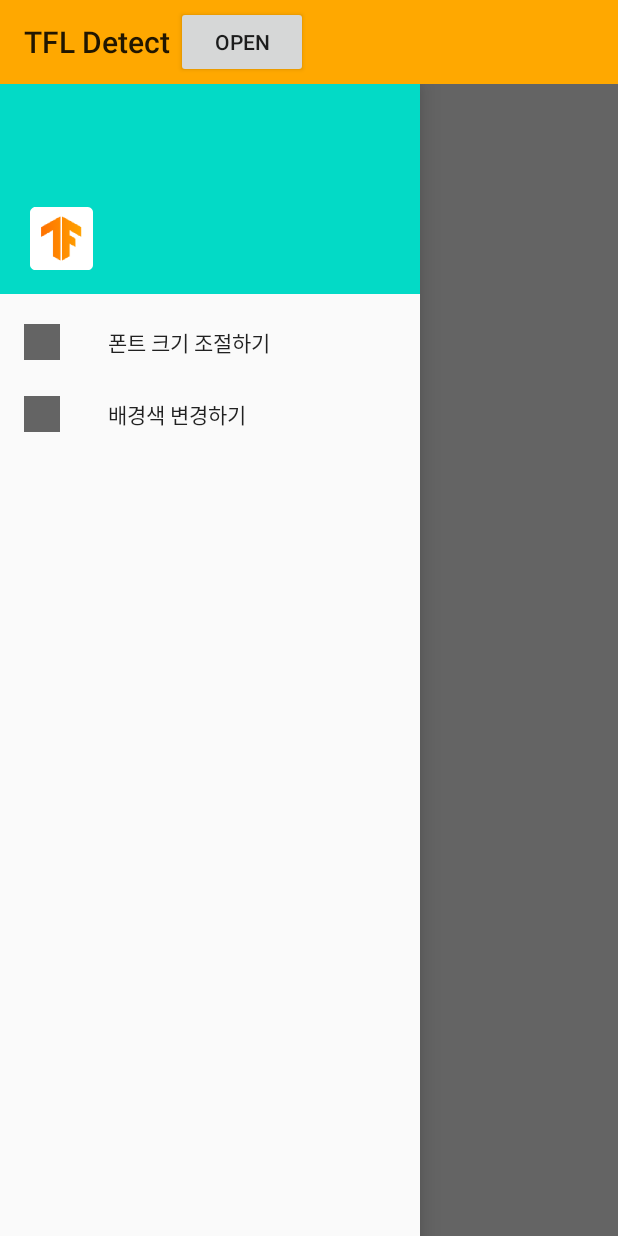
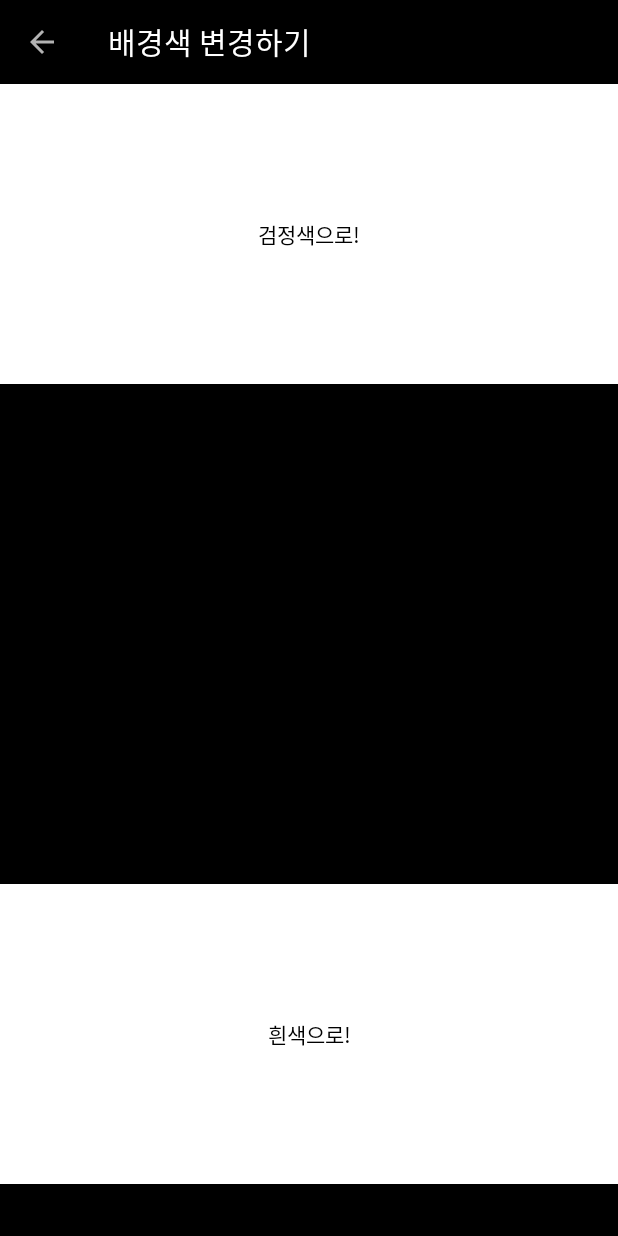
Before and after one commit to gmg0521/BusNumber, an Android app: the screen it shows after launch (DetectorActivity before the commit, settings_changeBG after it), in the side drawer, after a tap on "배경색 변경하기", on a phone screen of 412 x 824 dp. Run offline under Robolectric (Android 15) with nearby library versions, the phone set to English and light mode, and no system bars; libraries missing offline, so code that uses them is left out: com.googlecode.tesseract, org.opencv.android, org.opencv.core, org.opencv.imgproc; 10 statements that could not run were skipped.

Commit message:
AndroidManifest.xml 기본테마 검정으로 설정 CameraActivity.java 열기 버튼 -> drawer 햄버거 버튼으로 수정 settings_changeBG.java 배경화면 색 변경 액티비티 settings_fontSize.java 폰트 크기 변경 액티비티 set_change_bg.xml, set_font_size.xml 각 액티비티들의 xml

```diff
--- a/app/src/main/java/org/tensorflow/lite/examples/detection/CameraActivity.java
+++ b/app/src/main/java/org/tensorflow/lite/examples/detection/CameraActivity.java
@@ -17,8 +17,11 @@
 package org.tensorflow.lite.examples.detection;
 
 import android.Manifest;
+import android.app.Activity;
 import android.app.Fragment;
 import android.content.Context;
+import android.content.Intent;
+import android.content.SharedPreferences;
 import android.content.pm.PackageManager;
 import android.content.res.AssetManager;
 import android.graphics.Bitmap;
@@ -42,6 +45,7 @@ import android.os.Trace;
 
 import androidx.annotation.RequiresApi;
 import androidx.appcompat.app.ActionBar;
+import androidx.appcompat.app.ActionBarDrawerToggle;
 import androidx.appcompat.app.AppCompatActivity;
 import androidx.appcompat.widget.SwitchCompat;
 import androidx.appcompat.widget.Toolbar;
@@ -50,6 +54,7 @@ import android.speech.tts.TextToSpeech;
 import android.util.Log;
 import android.util.Size;
 import android.view.Gravity;
+import android.view.MenuItem;
 import android.view.Surface;
 import android.view.View;
 import android.view.ViewTreeObserver;
@@ -58,12 +63,15 @@ import android.widget.Button;
 import android.widget.CompoundButton;
 import android.widget.ImageView;
 import android.widget.LinearLayout;
+import android.widget.ListView;
 import android.widget.TextView;
 import android.widget.Toast;
 import androidx.annotation.NonNull;
+import androidx.core.view.GravityCompat;
 import androidx.drawerlayout.widget.DrawerLayout;
 
 import com.google.android.material.bottomsheet.BottomSheetBehavior;
+import com.google.android.material.navigation.NavigationView;
 import com.googlecode.tesseract.android.TessBaseAPI;
 
 import java.io.ByteArrayOutputStream;
@@ -89,7 +97,7 @@ import static android.speech.tts.TextToSpeech.ERROR;
 public abstract class CameraActivity extends AppCompatActivity
     implements OnImageAvailableListener,
         Camera.PreviewCallback,
-        CompoundButton.OnCheckedChangeListener,
+        CompoundButton.OnCheckedChangeListener, NavigationView.OnNavigationItemSelectedListener,
         View.OnClickListener {
   private static final Logger LOGGER = new Logger();
 
@@ -117,13 +125,28 @@ public abstract class CameraActivity extends AppCompatActivity
   // Google TTS
   private static TextToSpeech tts;
 
+  private ActionBarDrawerToggle mActionBarDrawerToggle;
+  private DrawerLayout mDrawerLayout;
 //  public TextView recognitionText;
+  MenuItem menuItem;
+  NavigationView mNavigationView;
+
+  public static Boolean isDarkT;
+  private SharedPreferences sp;
 
   @Override
   protected void onCreate(final Bundle savedInstanceState) {
+    sp = getSharedPreferences("sp", Activity.MODE_PRIVATE);
+    isDarkT = sp.getBoolean("isDark", true);
+    LOGGER.e("깜깜쓰 ? "+isDarkT);
+    setTheme (isDarkT? R.style.AppTheme_BBeono : R.style.AppTheme_WBeono);
+
     LOGGER.d("onCreate " + this);
     super.onCreate(null);
     setContentView(R.layout.tfe_od_activity_camera);
+    mNavigationView = (NavigationView) findViewById(R.id.nav_view);
+    mNavigationView.setNavigationItemSelectedListener(this);
+
     tts = new TextToSpeech(this, new TextToSpeech.OnInitListener() {
       @RequiresApi(api = Build.VERSION_CODES.LOLLIPOP)
       @Override
@@ -148,25 +171,14 @@ public abstract class CameraActivity extends AppCompatActivity
     });
 
     getWindow().addFlags(WindowManager.LayoutParams.FLAG_KEEP_SCREEN_ON);
+    mDrawerLayout = (DrawerLayout) findViewById(R.id.drawer) ;
 
     //툴바
     Toolbar toolbar = findViewById(R.id.toolbar);
     setSupportActionBar(toolbar);
     ActionBar actionBar = getSupportActionBar();
-    actionBar.setDisplayShowCustomEnabled(true);
-
-    //툴바의 열기버튼
-    Button buttonOpen = (Button) findViewById(R.id.open) ;
-    buttonOpen.setOnClickListener(new Button.OnClickListener() {
-      @Override
-      public void onClick(View v) {
-        DrawerLayout drawer = (DrawerLayout) findViewById(R.id.drawer) ;
-        if (!drawer.isDrawerOpen(Gravity.LEFT)) {
-          drawer.openDrawer(Gravity.LEFT) ;
-        }
-        else drawer.closeDrawer(Gravity.LEFT);
-      }
-    });
+    actionBar.setDisplayHomeAsUpEnabled(true);
+    actionBar.setHomeAsUpIndicator(R.drawable.caret);
 
     if (hasPermission()) {
       setFragment();
@@ -296,6 +308,42 @@ public abstract class CameraActivity extends AppCompatActivity
     }
     Trace.endSection();
   }
+  //홈버튼 햄버거
+  @Override
+  public boolean onOptionsItemSelected(MenuItem item) {
+    int id = item.getItemId();
+    mDrawerLayout = findViewById(R.id.drawer);
+
+    if (id == android.R.id.home) {
+      if (!mDrawerLayout.isDrawerOpen(Gravity.LEFT)) {
+        mDrawerLayout.openDrawer(Gravity.LEFT);
+      } else mDrawerLayout.closeDrawer(Gravity.LEFT);
+    }
+    return super.onOptionsItemSelected(item);
+  }
+
+  //서랍 메뉴 선택할 때 메소드
+  @Override
+  public boolean onNavigationItemSelected(@NonNull MenuItem menuItem) {
+    int selectedItemId = menuItem.getItemId();
+    LOGGER.e("훔...???");
+    if (selectedItemId == R.id.nav_fontSize) {
+      Intent intent = new Intent(CameraActivity.this, settings_fontSize.class);
+      Toast.makeText(this, "폰트 사이즈~", Toast.LENGTH_SHORT).show();
+      startActivity(intent);
+    } else if (selectedItemId == R.id.nav_changeBG) {
+      Intent intent2 = new Intent(CameraActivity.this, settings_changeBG.class);
+      Toast.makeText(this, "배경색 바꾸기~", Toast.LENGTH_SHORT).show();
+      startActivity(intent2);
+    }
+//    else if (selectedItemId == android.R.id.home) {
+//      finish();
+//    }
+      //드로어 닫기
+      mDrawerLayout = findViewById(R.id.drawer);
+      mDrawerLayout.closeDrawer(GravityCompat.START);
+      return true;
+  }
 
   @Override
   public synchronized void onStart() {
@@ -333,6 +381,11 @@ public abstract class CameraActivity extends AppCompatActivity
 
   @Override
   public synchronized void onStop() {
+
+      SharedPreferences.Editor editor = sp.edit();
+      editor.putBoolean("isDark", isDarkT); // key, value를 이용하여 저장하는 형태
+      editor.commit();
+
     LOGGER.d("onStop " + this);
     super.onStop();
   }
--- a/app/src/main/java/org/tensorflow/lite/examples/detection/DetectorActivity.java
+++ b/app/src/main/java/org/tensorflow/lite/examples/detection/DetectorActivity.java
@@ -16,6 +16,7 @@
 
 package org.tensorflow.lite.examples.detection;
 
+import android.content.Intent;
 import android.graphics.Bitmap;
 import android.graphics.Bitmap.Config;
 import android.graphics.Canvas;
--- /dev/null
+++ b/app/src/main/java/org/tensorflow/lite/examples/detection/settings_changeBG.java
@@ -0,0 +1,201 @@
+/*
+ * Copyright 2019 The TensorFlow Authors. All Rights Reserved.
+ *
+ * Licensed under the Apache License, Version 2.0 (the "License");
+ * you may not use this file except in compliance with the License.
+ * You may obtain a copy of the License at
+ *
+ *       http://www.apache.org/licenses/LICENSE-2.0
+ *
+ * Unless required by applicable law or agreed to in writing, software
+ * distributed under the License is distributed on an "AS IS" BASIS,
+ * WITHOUT WARRANTIES OR CONDITIONS OF ANY KIND, either express or implied.
+ * See the License for the specific language governing permissions and
+ * limitations under the License.
+ */
+//subPage
+package org.tensorflow.lite.examples.detection;
+
+import android.Manifest;
+import android.app.Fragment;
+import android.content.Context;
+import android.content.SharedPreferences;
+import android.content.pm.PackageManager;
+import android.content.res.AssetManager;
+import android.graphics.Bitmap;
+import android.graphics.BitmapFactory;
+import android.graphics.Color;
+import android.graphics.Rect;
+import android.graphics.YuvImage;
+import android.hardware.Camera;
+import android.hardware.camera2.CameraAccessException;
+import android.hardware.camera2.CameraCharacteristics;
+import android.hardware.camera2.CameraManager;
+import android.hardware.camera2.params.StreamConfigurationMap;
+import android.media.Image;
+import android.media.Image.Plane;
+import android.media.ImageReader;
+import android.media.ImageReader.OnImageAvailableListener;
+import android.os.Build;
+import android.os.Bundle;
+import android.os.Handler;
+import android.os.HandlerThread;
+import android.os.Trace;
+
+import androidx.annotation.RequiresApi;
+import androidx.appcompat.app.ActionBar;
+import androidx.appcompat.app.AppCompatActivity;
+import androidx.appcompat.widget.SwitchCompat;
+import androidx.appcompat.widget.Toolbar;
+
+import android.speech.tts.TextToSpeech;
+import android.util.Log;
+import android.util.Size;
+import android.view.Gravity;
+import android.view.MenuItem;
+import android.view.Surface;
+import android.view.View;
+import android.view.ViewTreeObserver;
+import android.view.WindowManager;
+import android.widget.Button;
+import android.widget.CompoundButton;
+import android.widget.ImageView;
+import android.widget.LinearLayout;
+import android.widget.TextView;
+import android.widget.Toast;
+import androidx.annotation.NonNull;
+import androidx.drawerlayout.widget.DrawerLayout;
+
+import com.google.android.material.bottomsheet.BottomSheetBehavior;
+import com.googlecode.tesseract.android.TessBaseAPI;
+
+import java.io.ByteArrayOutputStream;
+import java.io.File;
+import java.io.FileOutputStream;
+import java.io.IOException;
+import java.io.InputStream;
+import java.io.OutputStream;
+import java.nio.ByteBuffer;
+import java.util.Locale;
+import java.util.Timer;
+import java.util.TimerTask;
+
+import org.opencv.android.OpenCVLoader;
+import org.opencv.android.Utils;
+import org.opencv.core.Mat;
+import org.opencv.imgproc.Imgproc;
+import org.tensorflow.lite.examples.detection.env.ImageUtils;
+import org.tensorflow.lite.examples.detection.env.Logger;
+
+import static android.speech.tts.TextToSpeech.ERROR;
+
+public class settings_changeBG extends AppCompatActivity implements View.OnClickListener {
+    private static final Logger LOGGER = new Logger();
+
+    private static final int PERMISSIONS_REQUEST = 1;
+
+
+    private Handler handler;
+    private HandlerThread handlerThread;
+
+//    SharedPreferences.Editor editor;
+
+
+    @Override
+    protected void onCreate(final Bundle savedInstanceState) {
+//        Boolean isDarkT = CameraActivity.isDarkT;
+
+//        setTheme (CameraActivity.isDarkT? R.style.AppTheme_BBeono : R.style.AppTheme_WBeono);
+        LOGGER.d("onCreate " + this);
+        super.onCreate(null);
+        setContentView(R.layout.set_change_bg);
+        getWindow().addFlags(WindowManager.LayoutParams.FLAG_KEEP_SCREEN_ON);
+
+        //툴바
+        Toolbar toolbar = findViewById(R.id.toolbar);
+        setSupportActionBar(toolbar);
+        ActionBar actionBar = getSupportActionBar();
+        actionBar.setTitle("배경색 변경하기") ;
+        actionBar.setDisplayHomeAsUpEnabled(true); //뒤로 가기
+        actionBar.setDisplayShowCustomEnabled(true);
+
+        Button buttonBlack = (Button) findViewById(R.id.setBlack);
+        buttonBlack.setOnClickListener(new Button.OnClickListener() {
+            @Override
+            public void onClick(View v) {
+                Toast.makeText(settings_changeBG.this, "검정색~", Toast.LENGTH_SHORT).show();
+                CameraActivity.isDarkT = true;
+                Toast.makeText(settings_changeBG.this, "변경된 테마는 앱 재시작 후에 적용됩니다아아", Toast.LENGTH_LONG).show();
+            }
+        });
+
+        Button buttonWhite = (Button) findViewById(R.id.setWhite);
+        buttonWhite.setOnClickListener(new Button.OnClickListener() {
+            @Override
+            public void onClick(View v) {
+                Toast.makeText(settings_changeBG.this, "흰색~", Toast.LENGTH_SHORT).show();
+                CameraActivity.isDarkT = false;
+                Toast.makeText(settings_changeBG.this, "변경된 테마는 앱 재시작 후에 적용됩니다아아", Toast.LENGTH_LONG).show();
+            }
+        });
+    }
+
+    @Override
+    public boolean onOptionsItemSelected(MenuItem item) {
+        switch (item.getItemId()){
+            case android.R.id.home:{ //toolbar의 back키 눌렀을 때 동작
+                finish();
+                return true;
+            }
+        }
+        return super.onOptionsItemSelected(item);
+    }
+
+    @Override
+    public synchronized void onStart() {
+        LOGGER.d("onStart " + this);
+        super.onStart();
+    }
+
+    @Override
+    public void onClick(View v) {
+    }
+
+    @Override
+    public synchronized void onResume() {
+        LOGGER.d("onResume " + this);
+        super.onResume();
+
+        handlerThread = new HandlerThread("inference");
+        handlerThread.start();
+        handler = new Handler(handlerThread.getLooper());
+    }
+
+    @Override
+    public synchronized void onPause() {
+        LOGGER.d("onPause " + this);
+
+        handlerThread.quitSafely();
+        try {
+            handlerThread.join();
+            handlerThread = null;
+            handler = null;
+        } catch (final InterruptedException e) {
+            LOGGER.e(e, "Exception!");
+        }
+
+        super.onPause();
+    }
+
+    @Override
+    public synchronized void onStop() {
+        LOGGER.d("onStop " + this);
+        super.onStop();
+    }
+
+    @Override
+    public synchronized void onDestroy() {
+        LOGGER.d("onDestroy " + this);
+        super.onDestroy();
+    }
+}
--- a/app/src/main/res/layout/nav_header_main.xml
+++ b/app/src/main/res/layout/nav_header_main.xml
@@ -4,32 +4,23 @@
     xmlns:android="http://schemas.android.com/apk/res/android"
     android:layout_width="match_parent"
     android:layout_height="140dp"
-    android:background="@color/design_default_color_secondary"
+    android:background="?attr/colorPrimary"
     android:gravity="bottom"
     android:orientation="vertical"
-    android:padding="16dp"
-    android:theme="@style/ThemeOverlay.AppCompat.Dark">
+    android:padding="16dp">
 
     <ImageView
         android:id="@+id/loginImage"
-        android:layout_width="50dp"
-        android:layout_height="50dp"
+        android:layout_width="60dp"
+        android:layout_height="60dp"
         android:contentDescription="Navigation Header"
-        android:paddingTop="8dp"
-        android:src="@mipmap/ic_launcher_round" />
-
-<!--    <TextView-->
-<!--        android:id="@+id/loginID"-->
-<!--        android:layout_width="match_parent"-->
-<!--        android:layout_height="wrap_content"-->
-<!--        android:paddingTop="8dp"-->
-<!--        android:text="냠냠 "-->
-<!--        android:textAppearance="@style/TextAppearance.AppCompat.Body1" />-->
-
-<!--    <TextView-->
-<!--        android:id="@+id/loginStr"-->
-<!--        android:layout_width="wrap_content"-->
-<!--        android:layout_height="wrap_content"-->
-<!--        android:text="고구마호박 " />-->
-
+        android:layout_margin="10dp"
+        android:src="@mipmap/ic_launcher_round"
+        android:layout_gravity="center"/>
+    <TextView
+        android:layout_width="wrap_content"
+        android:layout_height="wrap_content"
+        android:text="Beono"
+        android:layout_gravity="center"
+        android:textColor="?attr/titleTextColor"/>
 </LinearLayout>
--- /dev/null
+++ b/app/src/main/res/layout/set_change_bg.xml
@@ -0,0 +1,41 @@
+<?xml version="1.0" encoding="utf-8"?>
+<androidx.constraintlayout.widget.ConstraintLayout
+    xmlns:android="http://schemas.android.com/apk/res/android"
+    xmlns:tools="http://schemas.android.com/tools"
+    xmlns:app="http://schemas.android.com/apk/res-auto"
+    android:layout_width="match_parent"
+    android:layout_height="match_parent"
+    android:background="?attr/colorPrimary">
+    <androidx.appcompat.widget.Toolbar
+        android:id="@+id/toolbar"
+        android:layout_width="match_parent"
+        android:layout_height="?attr/actionBarSize"
+        android:layout_alignParentTop="true"
+        android:visibility="visible"
+        tools:ignore="MissingConstraints"
+        app:titleTextColor="?attr/titleTextColor">
+    </androidx.appcompat.widget.Toolbar>
+
+    <LinearLayout
+        android:layout_marginTop="?attr/actionBarSize"
+        android:layout_width="match_parent"
+        android:layout_height="match_parent"
+        android:orientation="vertical">
+        <Button
+            android:id="@+id/setBlack"
+            android:text="검정색으로!"
+            android:layout_width="match_parent"
+            android:layout_height="300px"
+            android:background="?attr/colorSecondary"
+            android:textColor="?attr/subtitleTextColor"/>
+        <Button
+            android:id="@+id/setWhite"
+            android:text="흰색으로!"
+            android:layout_width="match_parent"
+            android:layout_height="300px"
+            android:background="?attr/colorSecondary"
+            android:textColor="?attr/subtitleTextColor"
+            android:layout_marginTop="500px" />
+    </LinearLayout>
+
+</androidx.constraintlayout.widget.ConstraintLayout>
--- a/app/src/main/res/layout/tfe_od_activity_camera.xml
+++ b/app/src/main/res/layout/tfe_od_activity_camera.xml
@@ -5,21 +5,16 @@
     xmlns:app="http://schemas.android.com/apk/res-auto"
     android:layout_width="match_parent"
     android:layout_height="match_parent"
-    android:background="#00000000">
+    android:background="?attr/colorPrimary">
+
     <androidx.appcompat.widget.Toolbar
                 android:id="@+id/toolbar"
                 android:layout_width="match_parent"
                 android:layout_height="?attr/actionBarSize"
                 android:layout_alignParentTop="true"
-                android:background="@color/tfe_color_primary"
                 android:visibility="visible"
-                tools:ignore="MissingConstraints">
-                <Button
-                    android:layout_width="wrap_content"
-                    android:layout_height="wrap_content"
-                    app:layout_constraintTop_toTopOf="parent"
-                    android:text="Open"
-                    android:id="@+id/open" />
+                tools:ignore="MissingConstraints"
+                app:titleTextColor="?attr/colorSecondary">
     </androidx.appcompat.widget.Toolbar>
 
             <androidx.drawerlayout.widget.DrawerLayout
@@ -33,16 +28,16 @@
                     android:layout_height="match_parent"
                     tools:context="org.tensorflow.demo.CameraActivity"></FrameLayout>
 
-
                 <com.google.android.material.navigation.NavigationView
                 android:id="@+id/nav_view"
+                android:fitsSystemWindows="true"
                 android:layout_width="wrap_content"
                 android:layout_height="match_parent"
                 android:layout_gravity="left"
-                android:fitsSystemWindows="true"
                 app:headerLayout="@layout/nav_header_main"
-                app:menu="@menu/activity_main_drawer" />
+                app:menu="@menu/activity_main_drawer"
+                android:background="?attr/colorPrimary"
+                app:itemTextColor="?attr/titleTextColor"/>
 
                </androidx.drawerlayout.widget.DrawerLayout>
-
         </androidx.constraintlayout.widget.ConstraintLayout>
--- a/app/src/main/res/menu/activity_main_drawer.xml
+++ b/app/src/main/res/menu/activity_main_drawer.xml
@@ -1,17 +1,20 @@
 <?xml version="1.0" encoding="utf-8"?>
 <menu xmlns:android="http://schemas.android.com/apk/res/android"
     xmlns:tools="http://schemas.android.com/tools"
+    xmlns:app="http://schemas.android.com/apk/res-auto"
     tools:showIn="navigation_view">
 
-    <group android:checkableBehavior="single">
+    <group android:checkableBehavior="none">
         <item
             android:id="@+id/nav_fontSize"
-            android:icon="@drawable/caret"
-            android:title="폰트 크기 조절하기" />
+            android:icon="@mipmap/ic_launcher"
+            android:title="폰트 크기 조절하기"
+            app:titleTextColor="?attr/titleTextColor"/>
 
         <item
             android:id="@+id/nav_changeBG"
-            android:icon="@drawable/caret"
-            android:title="배경색 변경하기" />
+            android:icon="@mipmap/ic_launcher"
+            android:title="배경색 변경하기"
+            app:titleTextColor="?attr/titleTextColor"/>
     </group>
 </menu>
--- a/app/src/main/res/values/colors.xml
+++ b/app/src/main/res/values/colors.xml
@@ -5,4 +5,10 @@
     <color name="tfe_color_accent">#425066</color>
 
     <color name="tfe_semi_transparent">#66000000</color>
+
+
+    <color name="black">#000000</color>
+    <color name="white">#ffffff</color>
+    <color name="highlight">#ffc800</color>
+    <color name="highlight2">#00fbff</color>
 </resources>
--- a/app/src/main/res/values/styles.xml
+++ b/app/src/main/res/values/styles.xml
@@ -4,8 +4,25 @@
     <style name="AppTheme.ObjectDetection" parent="Theme.AppCompat.Light.NoActionBar">
         <!-- Customize your theme here. -->
         <item name="colorPrimary">@color/tfe_color_primary</item>
-        <item name="colorPrimaryDark">@color/tfe_color_primary_dark</item>
+        <item name="colorSecondary">@color/tfe_color_primary_dark</item>
         <item name="colorAccent">@color/tfe_color_accent</item>
     </style>
 
+    <style name="AppTheme.BBeono" parent="Theme.AppCompat.NoActionBar">
+        <item name="colorPrimary">@color/black</item>
+        <item name="colorSecondary">@color/white</item>
+        <item name="titleTextColor">@color/white</item>
+        <item name="subtitleTextColor">@color/black</item>
+        <item name="android:navigationBarColor">@color/tfe_semi_transparent</item>
+        <item name="colorAccent">@color/highlight</item>
+        <item name="android:windowBackground">@color/black</item>
+    </style>
+    <style name="AppTheme.WBeono" parent="Theme.AppCompat.NoActionBar">
+        <item name="colorPrimary">@color/white</item>
+        <item name="colorSecondary">@color/black</item>
+        <item name="titleTextColor">@color/black</item>
+        <item name="subtitleTextColor">@color/white</item>
+        <item name="android:windowBackground">@color/white</item>
+        <item name="colorAccent">@color/highlight2</item>
+    </style>
 </resources>
```
Also changed, not shown: app/src/main/AndroidManifest.xml (+7 -2 lines), app/src/main/java/org/tensorflow/lite/examples/detection/settings_fontSize.java (added, +161 -0 lines), app/src/main/res/layout/set_font_size.xml (added, +18 -0 lines).
